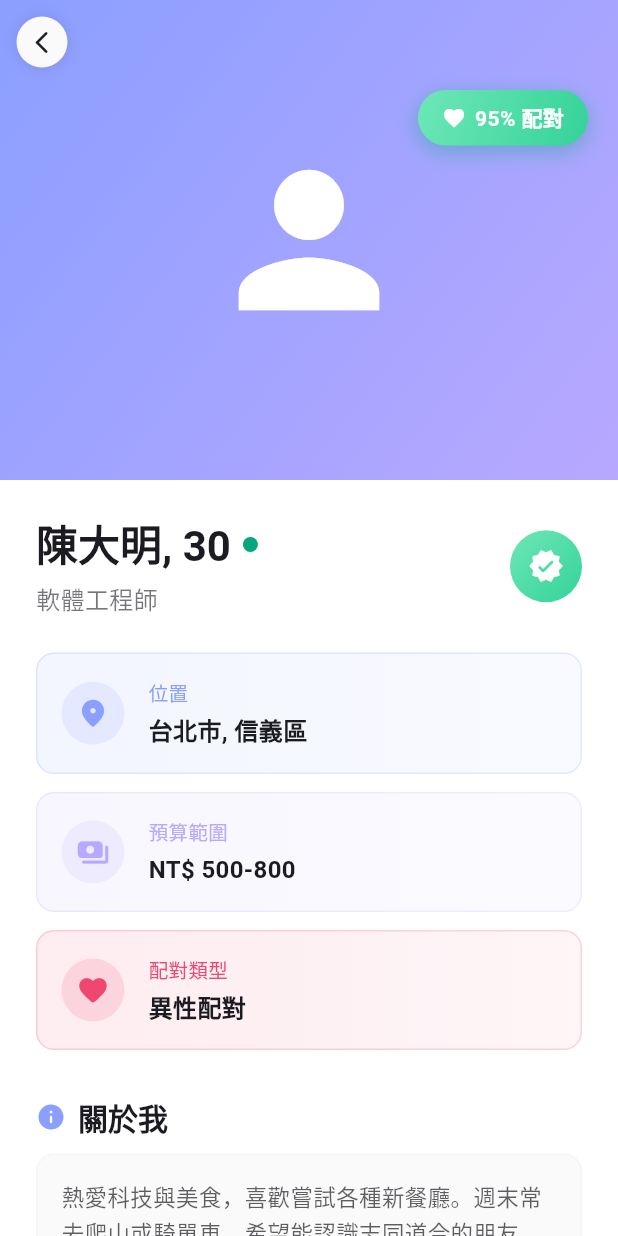
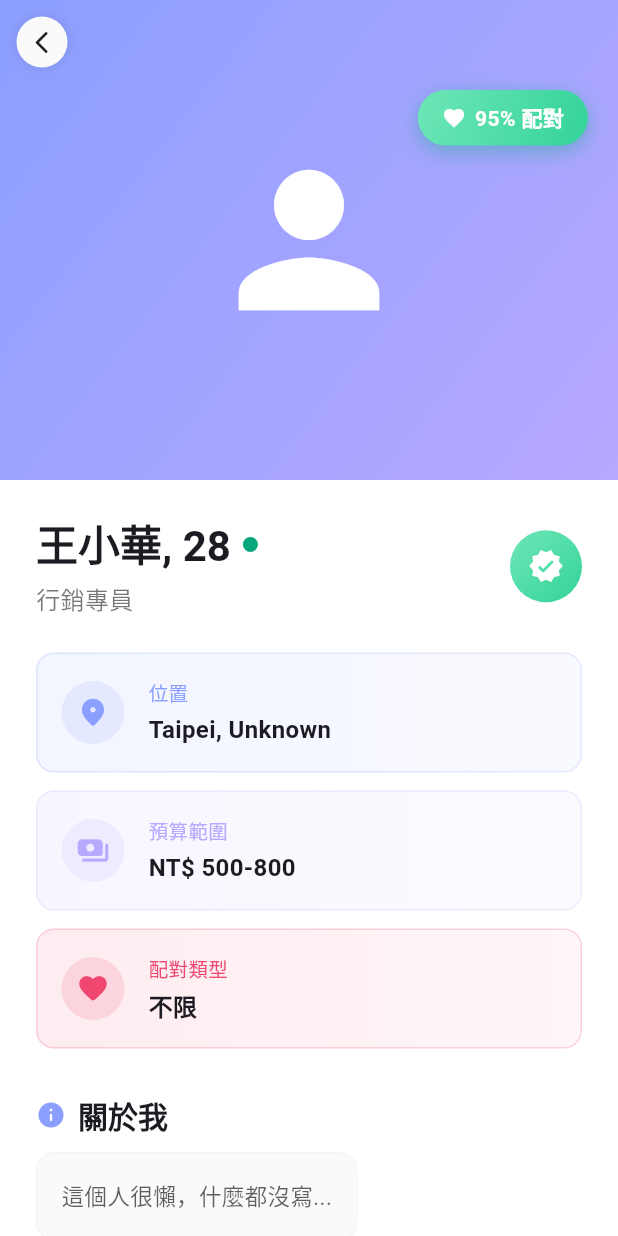
Before and after one commit to chriskid824/Chingu, a Flutter app: the MatchesListScreen screen opened by its route, after a tap on an icon or button, on a phone screen of 412 x 824 dp. Run offline on Flutter 3.47's test engine with Material 3 defaults, Android fonts, the phone set to English and light mode, and no system bars; our stand-ins replace cached_network_image, cloud_firestore, cloud_functions, equatable, firebase_auth, firebase_core and 7 more; accounts and stored records are empty.

Commit message:
feat: Implement user favorites functionality
- Add `favorites` list to `UserModel`.
- Add `toggleFavorite` method to `AuthProvider` with optimistic UI update.
- Implement `FavoritesScreen` to list favorited users using `FirestoreService.getBatchUsers`.
- Update `UserDetailScreen` to support dynamic data display and favorite toggling.
- Update `AppRouter` to support passing `UserModel` to `UserDetailScreen` and add `favorites` route.
- Update `MatchesListScreen` to pass mock `UserModel` to `UserDetailScreen` to prevent crashes.
- Add "My Favorites" button to `ProfileDetailScreen`.
- Refactor `AuthProvider` to support dependency injection for better testability.
- Add unit tests for `AuthProvider` favorites logic.

```diff
--- a/lib/core/routes/app_router.dart
+++ b/lib/core/routes/app_router.dart
@@ -45,6 +45,8 @@ import '../../screens/settings/help_center_screen.dart';
 import '../../screens/settings/about_screen.dart';
 import '../../screens/debug/debug_screen.dart';
 import '../../screens/profile/report_user_screen.dart';
+import '../../screens/profile/favorites_screen.dart';
+import '../../models/user_model.dart';
 
 /// 路由名稱常量
 class AppRoutes {
@@ -70,6 +72,7 @@ class AppRoutes {
   static const String notificationPermission = '/notification-permission';
   static const String profileDetail = '/profile-detail';
   static const String profilePreview = '/profile-preview';
+  static const String favorites = '/favorites';
 
   // 配對模組
   static const String matching = '/matching';
@@ -166,12 +169,16 @@ class AppRouter {
       case AppRoutes.profilePreview:
         return MaterialPageRoute(builder: (_) => const ProfilePreviewScreen());
 
+      case AppRoutes.favorites:
+        return MaterialPageRoute(builder: (_) => const FavoritesScreen());
+
       // ==================== 配對模組 ====================
       case AppRoutes.matching:
         return MaterialPageRoute(builder: (_) => const MatchingScreen());
 
       case AppRoutes.userDetail:
-        return MaterialPageRoute(builder: (_) => const UserDetailScreen());
+        final user = settings.arguments as UserModel;
+        return MaterialPageRoute(builder: (_) => UserDetailScreen(user: user));
 
       case AppRoutes.matchesList:
         return MaterialPageRoute(builder: (_) => const MatchesListScreen());
--- a/lib/core/theme/app_theme.dart
+++ b/lib/core/theme/app_theme.dart
@@ -213,7 +213,7 @@ class AppTheme {
         contentPadding: const EdgeInsets.symmetric(horizontal: 16, vertical: 16),
       ),
 
-      cardTheme: CardTheme(
+      cardTheme: CardThemeData(
         elevation: 0,
         color: preset == AppThemePreset.minimal ? AppColorsMinimal.surface : colorScheme.surface,
         shape: RoundedRectangleBorder(
--- a/lib/models/user_model.dart
+++ b/lib/models/user_model.dart
@@ -38,6 +38,9 @@ class UserModel {
   final String twoFactorMethod; // 'email', 'sms'
   final String? phoneNumber;
 
+  // 收藏列表
+  final List<String> favorites;
+
   UserModel({
     required this.uid,
     required this.name,
@@ -66,6 +69,7 @@ class UserModel {
     this.isTwoFactorEnabled = false,
     this.twoFactorMethod = 'email',
     this.phoneNumber,
+    this.favorites = const [],
   });
 
   /// 從 Firestore 文檔創建 UserModel
@@ -104,6 +108,7 @@ class UserModel {
       isTwoFactorEnabled: map['isTwoFactorEnabled'] ?? false,
       twoFactorMethod: map['twoFactorMethod'] ?? 'email',
       phoneNumber: map['phoneNumber'],
+      favorites: List<String>.from(map['favorites'] ?? []),
     );
   }
 
@@ -136,6 +141,7 @@ class UserModel {
       'isTwoFactorEnabled': isTwoFactorEnabled,
       'twoFactorMethod': twoFactorMethod,
       'phoneNumber': phoneNumber,
+      'favorites': favorites,
     };
   }
 
@@ -166,6 +172,7 @@ class UserModel {
     bool? isTwoFactorEnabled,
     String? twoFactorMethod,
     String? phoneNumber,
+    List<String>? favorites,
   }) {
     return UserModel(
       uid: uid,
@@ -195,6 +202,7 @@ class UserModel {
       isTwoFactorEnabled: isTwoFactorEnabled ?? this.isTwoFactorEnabled,
       twoFactorMethod: twoFactorMethod ?? this.twoFactorMethod,
       phoneNumber: phoneNumber ?? this.phoneNumber,
+      favorites: favorites ?? this.favorites,
     );
   }
 
--- a/lib/providers/auth_provider.dart
+++ b/lib/providers/auth_provider.dart
@@ -13,8 +13,8 @@ enum AuthStatus {
 
 /// 認證 Provider - 管理用戶認證狀態
 class AuthProvider with ChangeNotifier {
-  final AuthService _authService = AuthService();
-  final FirestoreService _firestoreService = FirestoreService();
+  final AuthService _authService;
+  final FirestoreService _firestoreService;
 
   AuthStatus _status = AuthStatus.uninitialized;
   firebase_auth.User? _firebaseUser;
@@ -31,7 +31,11 @@ class AuthProvider with ChangeNotifier {
   bool get isAuthenticated => _status == AuthStatus.authenticated;
   String? get uid => _firebaseUser?.uid;
 
-  AuthProvider() {
+  AuthProvider({
+    AuthService? authService,
+    FirestoreService? firestoreService,
+  })  : _authService = authService ?? AuthService(),
+        _firestoreService = firestoreService ?? FirestoreService() {
     // 監聽認證狀態變化
     _authService.authStateChanges.listen(_onAuthStateChanged);
   }
@@ -281,6 +285,35 @@ class AuthProvider with ChangeNotifier {
     }
   }
 
+  /// 切換收藏狀態
+  Future<void> toggleFavorite(String targetUserId) async {
+    if (_userModel == null) return;
+
+    try {
+      final List<String> currentFavorites = List.from(_userModel!.favorites);
+
+      if (currentFavorites.contains(targetUserId)) {
+        currentFavorites.remove(targetUserId);
+      } else {
+        currentFavorites.add(targetUserId);
+      }
+
+      // 樂觀更新 (Optimistic UI Update)
+      _userModel = _userModel!.copyWith(favorites: currentFavorites);
+      notifyListeners();
+
+      // 更新 Firestore
+      await _firestoreService.updateUser(_userModel!.uid, {
+        'favorites': currentFavorites,
+      });
+    } catch (e) {
+      // 如果失敗，恢復原狀 (這裡暫時簡化，僅打印錯誤並重新加載)
+      debugPrint('切換收藏狀態失敗: $e');
+      await refreshUserData();
+      rethrow;
+    }
+  }
+
   /// 設置載入狀態
   void _setLoading(bool value) {
     _isLoading = value;
--- a/lib/screens/matching/matches_list_screen.dart
+++ b/lib/screens/matching/matches_list_screen.dart
@@ -1,6 +1,7 @@
 import 'package:flutter/material.dart';
 import 'package:chingu/core/theme/app_theme.dart';
 import 'package:chingu/core/routes/app_router.dart';
+import 'package:chingu/models/user_model.dart';
 
 class MatchesListScreen extends StatefulWidget {
   const MatchesListScreen({super.key});
@@ -225,7 +226,26 @@ class _MatchesListScreenState extends State<MatchesListScreen> {
   Widget _buildMatchCard(BuildContext context, String name, int age, String job, int matchScore, bool isMutual, ThemeData theme, ChinguTheme? chinguTheme) {
     return InkWell(
       onTap: () {
-        Navigator.of(context).pushNamed(AppRoutes.userDetail);
+        // Create a mock user model for navigation
+        final mockUser = UserModel(
+          uid: 'mock_${name.hashCode}',
+          name: name,
+          email: 'mock@example.com',
+          age: age,
+          gender: 'unknown',
+          job: job,
+          interests: ['Mock Interest'],
+          country: 'Taiwan',
+          city: 'Taipei',
+          district: 'Unknown',
+          preferredMatchType: 'any',
+          minAge: 18,
+          maxAge: 99,
+          budgetRange: 1,
+          createdAt: DateTime.now(),
+          lastLogin: DateTime.now(),
+        );
+        Navigator.of(context).pushNamed(AppRoutes.userDetail, arguments: mockUser);
       },
       borderRadius: BorderRadius.circular(16),
       child: Container(
--- a/lib/screens/matching/user_detail_screen.dart
+++ b/lib/screens/matching/user_detail_screen.dart
@@ -1,8 +1,17 @@
 import 'package:flutter/material.dart';
 import 'package:chingu/core/theme/app_theme.dart';
+import 'package:chingu/models/user_model.dart';
+import 'package:chingu/providers/auth_provider.dart';
+import 'package:provider/provider.dart';
+import 'package:cached_network_image/cached_network_image.dart';
 
 class UserDetailScreen extends StatelessWidget {
-  const UserDetailScreen({super.key});
+  final UserModel user;
+
+  const UserDetailScreen({
+    super.key,
+    required this.user,
+  });
 
   @override
   Widget build(BuildContext context) {
@@ -42,6 +51,20 @@ class UserDetailScreen extends StatelessWidget {
               background: Stack(
                 fit: StackFit.expand,
                 children: [
+                   if (user.avatarUrl != null)
+                    CachedNetworkImage(
+                      imageUrl: user.avatarUrl!,
+                      fit: BoxFit.cover,
+                      placeholder: (context, url) => Container(
+                        color: theme.colorScheme.surfaceVariant,
+                        child: const Center(child: CircularProgressIndicator()),
+                      ),
+                      errorWidget: (context, url, error) => Container(
+                        color: theme.colorScheme.surfaceVariant,
+                        child: const Icon(Icons.error),
+                      ),
+                    )
+                  else
                     Container(
                       decoration: BoxDecoration(
                         gradient: chinguTheme?.primaryGradient,
@@ -54,7 +77,7 @@ class UserDetailScreen extends StatelessWidget {
                         ),
                       ),
                     ),
-                  // 配對度標籤
+                  // 配對度標籤 (TODO: Implement actual match calculation)
                   Positioned(
                     top: 60,
                     right: 20,
@@ -112,7 +135,7 @@ class UserDetailScreen extends StatelessWidget {
                             Row(
                               children: [
                                 Text(
-                                  '陳大明, 30',
+                                  '${user.name}, ${user.age}',
                                   style: theme.textTheme.headlineMedium?.copyWith(
                                     fontSize: 28,
                                     fontWeight: FontWeight.bold,
@@ -132,7 +155,7 @@ class UserDetailScreen extends StatelessWidget {
                             ),
                             const SizedBox(height: 6),
                             Text(
-                              '軟體工程師',
+                              user.job,
                               style: TextStyle(
                                 fontSize: 16,
                                 color: theme.colorScheme.onSurface.withOpacity(0.6),
@@ -162,7 +185,7 @@ class UserDetailScreen extends StatelessWidget {
                   _buildInfoCard(
                     Icons.location_on_rounded,
                     '位置',
-                    '台北市, 信義區',
+                    '${user.city}, ${user.district}',
                     theme.colorScheme.primary,
                     theme,
                   ),
@@ -170,7 +193,7 @@ class UserDetailScreen extends StatelessWidget {
                   _buildInfoCard(
                     Icons.payments_rounded,
                     '預算範圍',
-                    'NT\$ 500-800',
+                    user.budgetRangeText,
                     chinguTheme?.secondary ?? theme.colorScheme.secondary,
                     theme,
                   ),
@@ -178,7 +201,7 @@ class UserDetailScreen extends StatelessWidget {
                   _buildInfoCard(
                     Icons.favorite_rounded,
                     '配對類型',
-                    '異性配對',
+                    user.preferredMatchTypeText,
                     chinguTheme?.error ?? theme.colorScheme.error,
                     theme,
                   ),
@@ -213,7 +236,7 @@ class UserDetailScreen extends StatelessWidget {
                       border: Border.all(color: chinguTheme?.surfaceVariant ?? theme.dividerColor),
                     ),
                     child: Text(
-                      '熱愛科技與美食，喜歡嘗試各種新餐廳。週末常去爬山或騎單車。希望能認識志同道合的朋友，一起探索城市中的美味。',
+                      user.bio ?? '這個人很懶，什麼都沒寫...',
                       style: TextStyle(
                         fontSize: 15,
                         color: theme.colorScheme.onSurface.withOpacity(0.7),
@@ -225,6 +248,7 @@ class UserDetailScreen extends StatelessWidget {
                   const SizedBox(height: 24),
 
                   // 興趣愛好
+                  if (user.interests.isNotEmpty) ...[
                     Row(
                       children: [
                         Icon(
@@ -247,23 +271,25 @@ class UserDetailScreen extends StatelessWidget {
                     Wrap(
                       spacing: 8,
                       runSpacing: 8,
-                    children: [
-                      _buildInterestChip('科技', Icons.computer_rounded, theme.colorScheme.primary),
-                      _buildInterestChip('美食', Icons.restaurant_rounded, chinguTheme?.error ?? Colors.red),
-                      _buildInterestChip('運動', Icons.sports_soccer_rounded, chinguTheme?.success ?? Colors.green),
-                      _buildInterestChip('旅遊', Icons.flight_rounded, chinguTheme?.warning ?? Colors.amber),
-                      _buildInterestChip('攝影', Icons.camera_alt_rounded, chinguTheme?.secondary ?? Colors.purple),
+                      children: user.interests.map((interest) {
+                         // Simple mapping for icons, could be improved
+                         IconData icon = Icons.star_border_rounded;
+                         return _buildInterestChip(interest, icon, theme.colorScheme.primary);
+                      }).toList(),
+                    ),
+                    const SizedBox(height: 32),
                   ],
-                  ),
-
-                  const SizedBox(height: 32),
 
                   // 操作按鈕
-                  Row(
+                  Consumer<AuthProvider>(
+                    builder: (context, authProvider, child) {
+                      final isFavorite = authProvider.userModel?.favorites.contains(user.uid) ?? false;
+
+                      return Row(
                         children: [
                           Expanded(
                             child: OutlinedButton(
-                          onPressed: () {},
+                              onPressed: () => Navigator.of(context).pop(),
                               style: OutlinedButton.styleFrom(
                                 padding: const EdgeInsets.symmetric(vertical: 16),
                                 side: BorderSide(color: theme.colorScheme.onSurface.withOpacity(0.3)),
@@ -280,7 +306,7 @@ class UserDetailScreen extends StatelessWidget {
                                   ),
                                   const SizedBox(width: 8),
                                   Text(
-                                '略過',
+                                    '返回',
                                     style: TextStyle(
                                       fontSize: 16,
                                       fontWeight: FontWeight.w600,
@@ -295,7 +321,9 @@ class UserDetailScreen extends StatelessWidget {
                           Expanded(
                             child: Container(
                               decoration: BoxDecoration(
-                            gradient: chinguTheme?.primaryGradient,
+                                gradient: isFavorite
+                                  ? LinearGradient(colors: [Colors.grey.shade400, Colors.grey.shade600])
+                                  : chinguTheme?.primaryGradient,
                                 borderRadius: BorderRadius.circular(12),
                                 boxShadow: [
                                   BoxShadow(
@@ -306,7 +334,9 @@ class UserDetailScreen extends StatelessWidget {
                                 ],
                               ),
                               child: ElevatedButton(
-                            onPressed: () {},
+                                onPressed: () {
+                                  authProvider.toggleFavorite(user.uid);
+                                },
                                 style: ElevatedButton.styleFrom(
                                   padding: const EdgeInsets.symmetric(vertical: 16),
                                   backgroundColor: Colors.transparent,
@@ -315,14 +345,17 @@ class UserDetailScreen extends StatelessWidget {
                                     borderRadius: BorderRadius.circular(12),
                                   ),
                                 ),
-                            child: const Row(
+                                child: Row(
                                   mainAxisAlignment: MainAxisAlignment.center,
                                   children: [
-                                Icon(Icons.favorite, color: Colors.white),
-                                SizedBox(width: 8),
+                                    Icon(
+                                      isFavorite ? Icons.favorite : Icons.favorite_border,
+                                      color: Colors.white
+                                    ),
+                                    const SizedBox(width: 8),
                                     Text(
-                                  '喜歡',
-                                  style: TextStyle(
+                                      isFavorite ? '已收藏' : '收藏',
+                                      style: const TextStyle(
                                         fontSize: 16,
                                         fontWeight: FontWeight.w600,
                                         color: Colors.white,
@@ -334,6 +367,8 @@ class UserDetailScreen extends StatelessWidget {
                             ),
                           ),
                         ],
+                      );
+                    },
                   ),
                   const SizedBox(height: 24),
                 ],
```
Also changed, not shown: lib/screens/profile/favorites_screen.dart (added, +229 -0 lines), lib/screens/profile/profile_detail_screen.dart (+30 -1 lines), pubspec.lock, 1 other file. Lines whose indentation alone changed are shown as unchanged.
